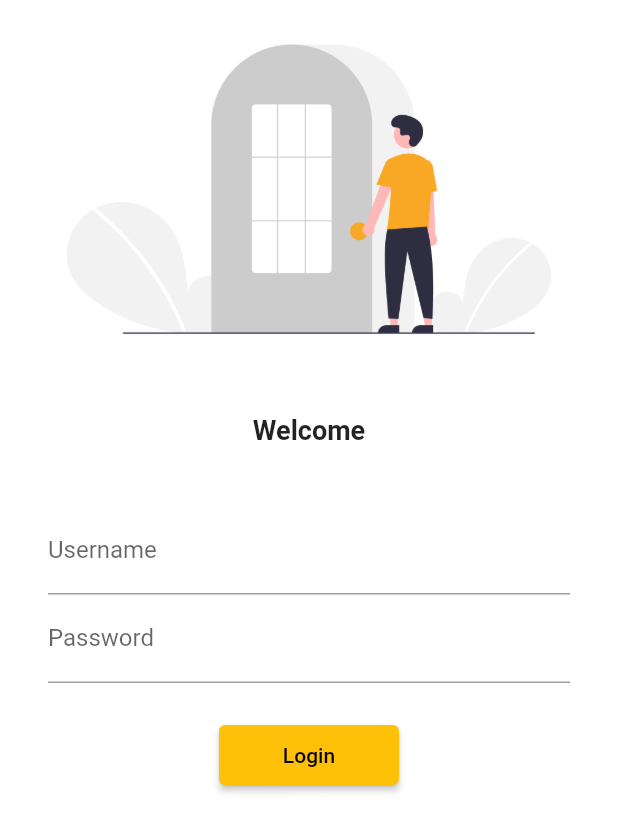
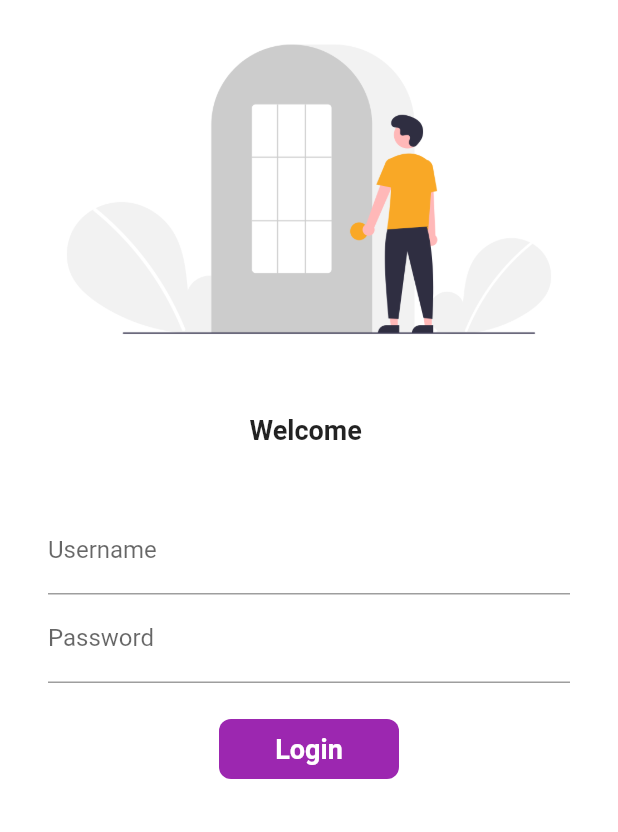
Before and after one commit to Md-Salauddin/e_com, a Flutter app: the screen it shows after launch, on a phone screen of 412 x 824 dp. Shown: the top 832 px of the screen. Run offline on Flutter 3.47's test engine with Material 2 defaults, Android fonts, the phone set to English and light mode, and no system bars; our stand-ins replace google_fonts.

Commit message:
Finished Day 6

```diff
--- a/lib/main.dart
+++ b/lib/main.dart
@@ -21,7 +21,7 @@ class MyApp extends StatelessWidget {
           ThemeData(brightness: Brightness.light, primarySwatch: Colors.amber),
       initialRoute: Routes.loginRoute,
       routes: {
-        Routes.homeRoute: (contex) =>  HomePage(),
+        Routes.homeRoute: (contex) => HomePage(),
         Routes.loginRoute: (contex) => LoginPage(),
       },
     );
--- a/lib/pages/home_page.dart
+++ b/lib/pages/home_page.dart
@@ -1,7 +1,6 @@
 import 'package:flutter/material.dart';
 
 class HomePage extends StatelessWidget {
-  const HomePage({Key? key}) : super(key: key);
 
   @override
   Widget build(BuildContext context) {
--- a/lib/pages/login_page.dart
+++ b/lib/pages/login_page.dart
@@ -1,7 +1,16 @@
-import 'package:e_com/utils/routes.dart';
 import 'package:flutter/material.dart';
 
-class LoginPage extends StatelessWidget {
+import '../utils/routes.dart';
+
+class LoginPage extends StatefulWidget {
+  @override
+  State<LoginPage> createState() => _LoginPageState();
+}
+
+class _LoginPageState extends State<LoginPage> {
+  String name = "";
+  bool isChanged = false;
+
   @override
   Widget build(BuildContext context) {
     return Material(
@@ -14,7 +23,7 @@ class LoginPage extends StatelessWidget {
                 height: 24,
               ),
               Text(
-                "Welcome",
+                "Welcome $name",
                 style: TextStyle(fontSize: 18, fontWeight: FontWeight.bold),
               ),
               SizedBox(
@@ -27,6 +36,10 @@ class LoginPage extends StatelessWidget {
                     TextFormField(
                       decoration: InputDecoration(
                           hintText: "Enter username", labelText: "Username"),
+                      onChanged: (value) {
+                        name = value;
+                        setState(() {});
+                      },
                     ),
                     TextFormField(
                       obscureText: true,
@@ -36,15 +49,45 @@ class LoginPage extends StatelessWidget {
                     SizedBox(
                       height: 24,
                     ),
-                    ElevatedButton(
+                    InkWell(
+                      onTap: () async {
+                        setState(() {
+                          isChanged = true;
+                        });
+                        await Future.delayed(Duration(seconds: 1));
+                        Navigator.pushNamed(context, Routes.homeRoute);
+                      },
+                      child: AnimatedContainer(
+                        height: 40,
+                        width: isChanged ? 60 : 120,
+                        alignment: Alignment.center,
+                        decoration: BoxDecoration(
+                            color: Colors.purple,
+                            borderRadius:
+                            BorderRadius.circular(isChanged ? 40 : 8)),
+                        duration: Duration(seconds: 1),
+                        child: isChanged
+                            ? Icon(
+                          Icons.done,
+                          color: Colors.white,
+                        )
+                            : Text("Login",
+                            style: TextStyle(
+                              fontSize: 18,
+                              color: Colors.white,
+                              fontWeight: FontWeight.bold,
+                            )),
+                      ),
+                    )
+                    /* ElevatedButton(
                       onPressed: () {
                         print("Button click");
                         Navigator.pushNamed(context, Routes.homeRoute);
                       },
                       child: Text("Login"),
                       style:
-                      TextButton.styleFrom(minimumSize: Size(120.0, 40.0)),
-                    )
+                          TextButton.styleFrom(minimumSize: Size(120.0, 40.0)),
+                    )*/
                   ],
                 ),
               )
```
Also changed, not shown: 1 other file.
